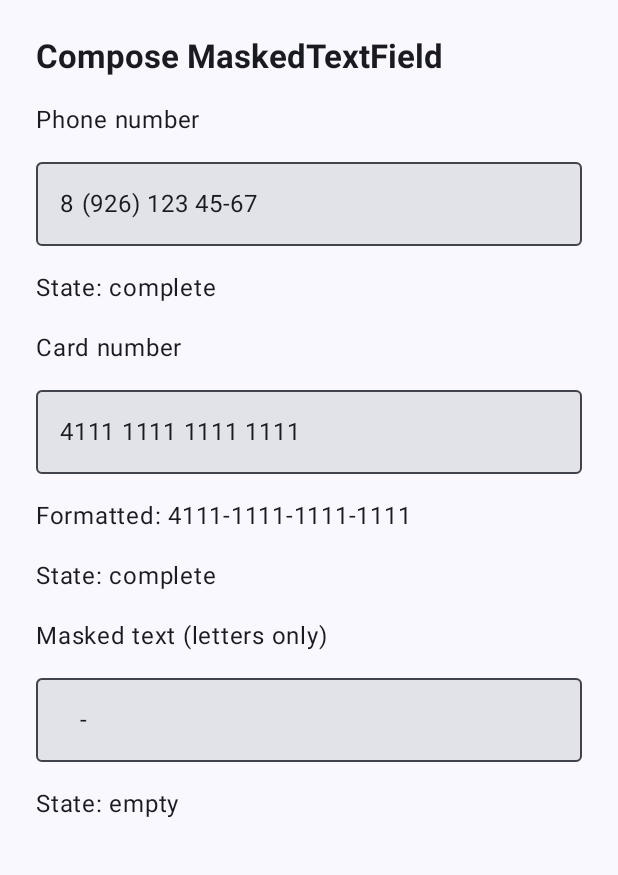
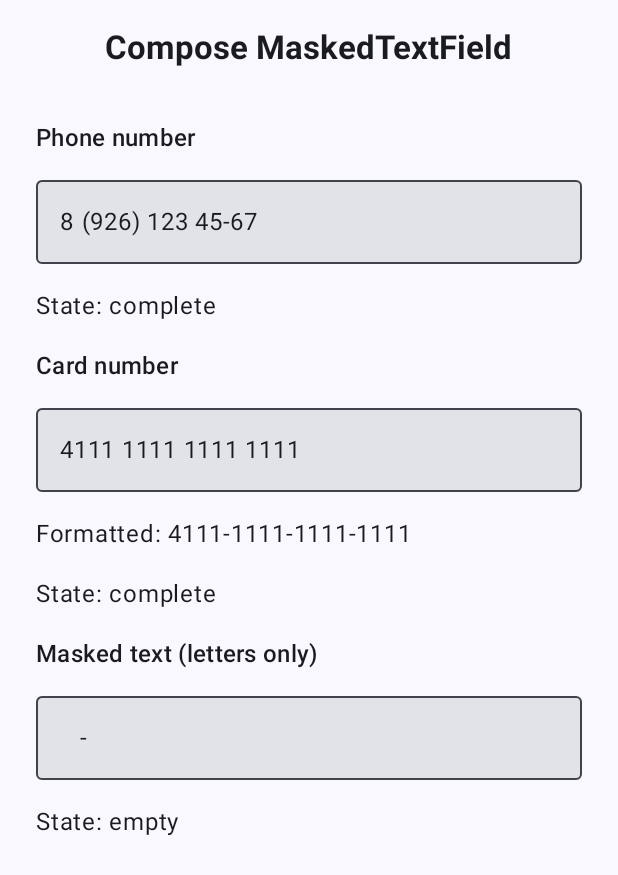
Before and after one commit to pinball83/Masked-Edittext, an Android app built with Jetpack Compose: the screen it shows after launch (MainActivity), on a phone screen of 412 x 824 dp. Shown: the top 875 px of the screen. Run offline under Robolectric (Android 15) with nearby library versions, the phone set to English and light mode, and no system bars.

Commit message:
Update themes of test apps

```diff
--- a/demo_app/build.gradle
+++ b/demo_app/build.gradle
@@ -39,6 +39,7 @@ dependencies {
     implementation project(':masked-edittext')
     implementation 'androidx.core:core-ktx:1.17.0'
     implementation 'androidx.appcompat:appcompat:1.7.1'
+    implementation 'androidx.activity:activity-ktx:1.9.3'
     implementation 'com.google.android.material:material:1.12.0'
     testImplementation 'junit:junit:4.13.2'
     androidTestImplementation 'androidx.test.ext:junit:1.3.0'
--- a/demo_app/src/main/res/values-night/themes.xml
+++ b/demo_app/src/main/res/values-night/themes.xml
@@ -1,7 +1,9 @@
 <resources xmlns:tools="http://schemas.android.com/tools">
     <!-- Base application theme. -->
     <style name="Base.Theme.MaskedEdittext" parent="Theme.Material3.DayNight.NoActionBar">
-        <!-- Customize your dark theme here. -->
-        <!-- <item name="colorPrimary">@color/my_dark_primary</item> -->
+        <item name="android:statusBarColor">@android:color/transparent</item>
+        <item name="android:navigationBarColor">@android:color/transparent</item>
+        <item name="android:enforceStatusBarContrast">false</item>
+        <item name="android:enforceNavigationBarContrast">false</item>
     </style>
 </resources>
--- a/demo_app/src/main/res/values/themes.xml
+++ b/demo_app/src/main/res/values/themes.xml
@@ -1,8 +1,10 @@
 <resources xmlns:tools="http://schemas.android.com/tools">
     <!-- Base application theme. -->
     <style name="Base.Theme.MaskedEdittext" parent="Theme.Material3.DayNight.NoActionBar">
-        <!-- Customize your light theme here. -->
-        <!-- <item name="colorPrimary">@color/my_light_primary</item> -->
+        <item name="android:statusBarColor">@android:color/transparent</item>
+        <item name="android:navigationBarColor">@android:color/transparent</item>
+        <item name="android:enforceStatusBarContrast">false</item>
+        <item name="android:enforceNavigationBarContrast">false</item>
     </style>
 
     <style name="Theme.MaskedEdittext" parent="Base.Theme.MaskedEdittext" />
--- a/demo_app_compose/src/main/java/com/example/demo_app_compose/MainActivity.kt
+++ b/demo_app_compose/src/main/java/com/example/demo_app_compose/MainActivity.kt
@@ -3,12 +3,18 @@ package com.example.demo_app_compose
 import android.os.Bundle
 import androidx.activity.ComponentActivity
 import androidx.activity.compose.setContent
+import androidx.activity.enableEdgeToEdge
 import androidx.compose.foundation.layout.Arrangement
 import androidx.compose.foundation.layout.Column
 import androidx.compose.foundation.layout.fillMaxSize
 import androidx.compose.foundation.layout.fillMaxWidth
+import androidx.compose.foundation.layout.WindowInsets
 import androidx.compose.foundation.layout.padding
+import androidx.compose.foundation.layout.safeDrawing
+import androidx.compose.material3.CenterAlignedTopAppBar
+import androidx.compose.material3.ExperimentalMaterial3Api
 import androidx.compose.material3.MaterialTheme
+import androidx.compose.material3.Scaffold
 import androidx.compose.material3.Surface
 import androidx.compose.material3.Text
 import androidx.compose.runtime.Composable
@@ -31,6 +37,7 @@ import androidx.compose.ui.text.input.KeyboardType
 class MainActivity : ComponentActivity() {
     override fun onCreate(savedInstanceState: Bundle?) {
         super.onCreate(savedInstanceState)
+        enableEdgeToEdge()
         setContent {
             MaskedEdittextTheme {
                 Surface(modifier = Modifier.fillMaxSize(), color = MaterialTheme.colorScheme.background) {
@@ -41,6 +48,7 @@ class MainActivity : ComponentActivity() {
     }
 }
 
+@OptIn(ExperimentalMaterial3Api::class)
 @Composable
 private fun DemoScreen() {
     var phoneValue by remember { mutableStateOf("9261234567") }
@@ -52,18 +60,28 @@ private fun DemoScreen() {
     var textValue by remember { mutableStateOf("") }
     var textState by remember { mutableStateOf(InputState.EMPTY) }
 
-    Column(
-        modifier = Modifier
-            .fillMaxSize()
-            .padding(24.dp),
-        verticalArrangement = Arrangement.spacedBy(16.dp)
-    ) {
+    Scaffold(
+        modifier = Modifier.fillMaxSize(),
+        contentWindowInsets = WindowInsets.safeDrawing,
+        topBar = {
+            CenterAlignedTopAppBar(
+                title = {
                     Text(
                         text = "Compose MaskedTextField",
                         style = MaterialTheme.typography.titleLarge.copy(fontWeight = FontWeight.Bold)
                     )
-
-        Text(text = "Phone number")
+                }
+            )
+        }
+    ) { innerPadding ->
+        Column(
+            modifier = Modifier
+                .fillMaxSize()
+                .padding(innerPadding)
+                .padding(horizontal = 24.dp, vertical = 16.dp),
+            verticalArrangement = Arrangement.spacedBy(16.dp)
+        ) {
+            Text(text = "Phone number", style = MaterialTheme.typography.titleMedium)
             MaskedTextField(
                 value = phoneValue,
                 onValueChange = { phoneValue = it.filter { ch -> ch.isDigit() } },
@@ -75,7 +93,7 @@ private fun DemoScreen() {
             )
             Text(text = "State: ${phoneState.name.lowercase()}")
 
-        Text(text = "Card number")
+            Text(text = "Card number", style = MaterialTheme.typography.titleMedium)
             MaskedTextField(
                 value = cardValue,
                 onValueChange = { cardValue = it.filter { ch -> ch.isDigit() } },
@@ -89,7 +107,7 @@ private fun DemoScreen() {
             Text(text = "Formatted: ${cardValue.chunked(4).joinToString("-")}")
             Text(text = "State: ${cardState.name.lowercase()}")
 
-        Text(text = "Masked text (letters only)")
+            Text(text = "Masked text (letters only)", style = MaterialTheme.typography.titleMedium)
             MaskedTextField(
                 value = textValue,
                 onValueChange = { textValue = it.filter { ch -> ch.isLetter() } },
@@ -103,3 +121,4 @@ private fun DemoScreen() {
             Text(text = "State: ${textState.name.lowercase()}")
         }
     }
+}
```
Also changed, not shown: demo_app/src/main/java/com/example/demo_app/MainActivity.kt (+25 -0 lines). Lines whose indentation alone changed are shown as unchanged.
